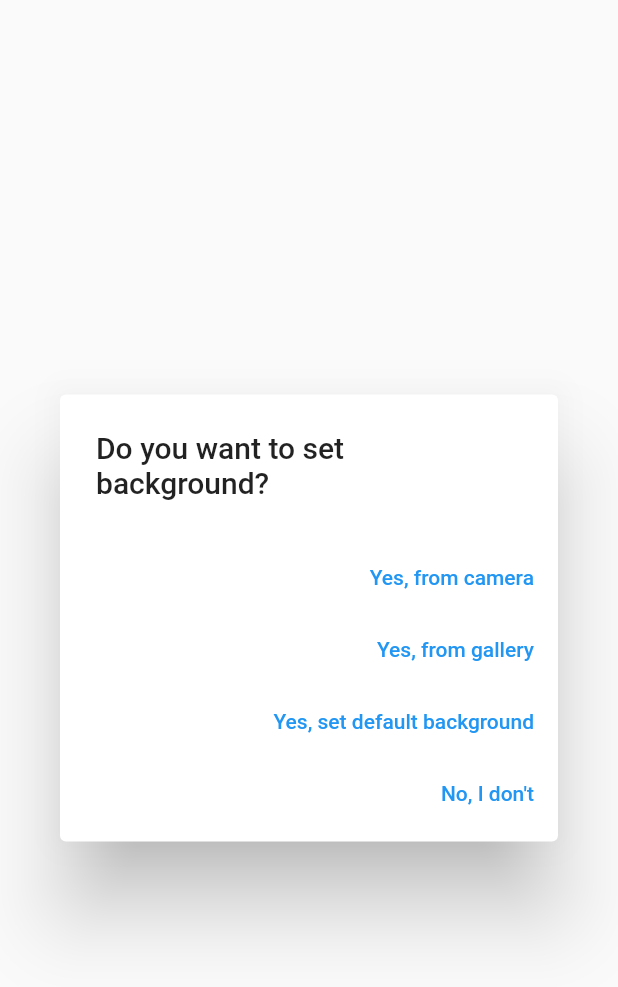
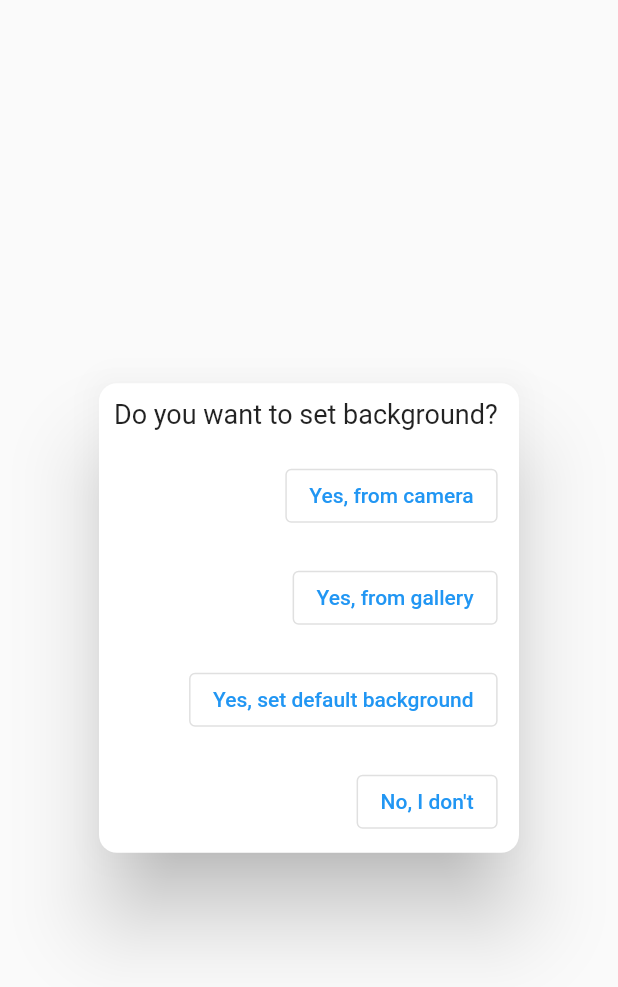
Before and after one commit to MaksimZotov/snow-indicator, a Flutter app: the ChoseBackgroundDialog widget shown alone on an empty page, opened directly, on a phone screen of 412 x 824 dp. Shown: the top 987 px of the screen. Run offline on Flutter 3.47's test engine with Material 2 defaults, Android fonts, the phone set to English and light mode, and no system bars; our stand-ins replace image_picker.

Commit message:
custom dialog

```diff
--- a/lib/presenter/screens/chose_background_dialog.dart
+++ b/lib/presenter/screens/chose_background_dialog.dart
@@ -4,6 +4,7 @@ import 'package:image_picker/image_picker.dart';
 
 class ChoseBackgroundDialog extends StatelessWidget {
   const ChoseBackgroundDialog({Key? key}) : super(key: key);
+  final padding = 10.0;
 
   Future _pickImage(BuildContext ctx, ImageSource imageSource) async {
     late final String? path;
@@ -18,34 +19,61 @@ class ChoseBackgroundDialog extends StatelessWidget {
 
   @override
   Widget build(BuildContext ctx) {
-    return AlertDialog(
-      title: const Text("Do you want to set background?"),
-      actions: [
-        TextButton(
+    return Dialog(
+      shape: RoundedRectangleBorder(borderRadius: BorderRadius.circular(12.0)),
+      //this right here
+      child: Wrap(
+        children: [
+          Column(
+            crossAxisAlignment: CrossAxisAlignment.end,
+            children: <Widget>[
+              Padding(
+                padding: EdgeInsets.all(padding),
+                child: Text(
+                  'Do you want to set background?',
+                  style: TextStyle(fontSize: 18.0),
+                ),
+              ),
+              Padding(
+                padding: EdgeInsets.all(padding),
+                child: OutlinedButton(
                   child: const Text("Yes, from camera"),
                   onPressed: () {
                     _pickImage(ctx, ImageSource.camera);
                   },
+                )
               ),
-        TextButton(
+              Padding(
+                  padding: EdgeInsets.all(padding),
+                  child: OutlinedButton(
                     child: const Text("Yes, from gallery"),
                     onPressed: () {
                       _pickImage(ctx, ImageSource.gallery);
                     },
+                  )
               ),
-        TextButton(
+              Padding(
+                  padding: EdgeInsets.all(padding),
+                  child: OutlinedButton(
                     child: const Text("Yes, set default background"),
                     onPressed: () {
                       Navigator.of(ctx).pop();
                     },
+                  )
               ),
-        TextButton(
+              Padding(
+                  padding: EdgeInsets.all(padding),
+                  child: OutlinedButton(
                     child: const Text("No, I don't"),
                     onPressed: () {
                       Navigator.of(ctx).pop();
                     },
+                  )
               ),
             ],
+          ),
+        ],
+      ),
     );
   }
 }
```
Lines whose indentation alone changed are shown as unchanged.
